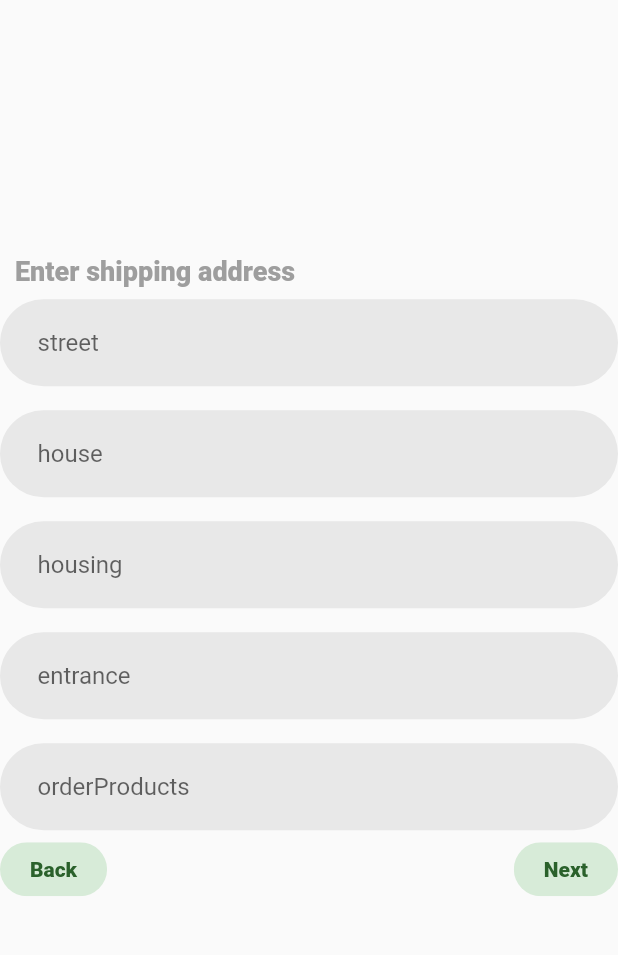
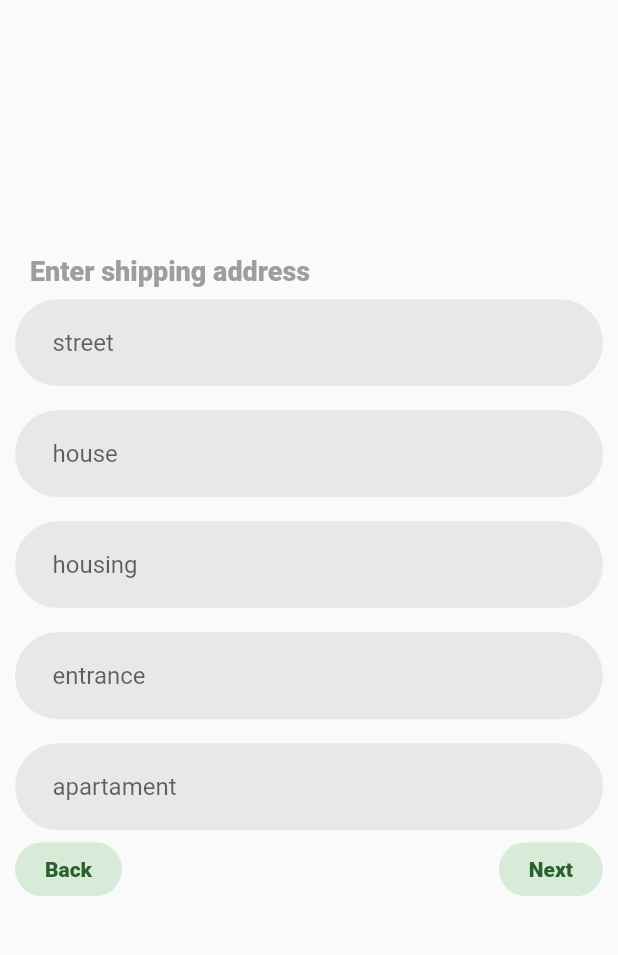
Before and after one commit to LUF-FY/delikat_h_c_mobile, a Flutter app: the OrderScreen screen opened by its route, swiped to page 2, on a phone screen of 412 x 824 dp, the part 84-1039 px from its top. Run offline on Flutter 3.47's test engine with Material 2 defaults, Android fonts, the phone set to English and light mode, and no system bars; our stand-ins replace auto_size_text; network calls fail; statements that could not run were skipped.

Commit message:
Order Service Text Fields

```diff
--- a/lib/domain/entity/order_class.dart
+++ b/lib/domain/entity/order_class.dart
@@ -1,17 +1,29 @@
+// ignore_for_file: public_member_api_docs, sort_constructors_first
 import 'package:delikat_h_c_mobile/domain/entity/order_product.dart';
 
 class Order {
-  final String firstName;
-  final String lastName;
-  final String phoneNumber;
-  final String street;
-  final int house;
-  final int housing;
-  final int entrance;
-  final int apartament;
-  final List<OrderProduct> orderProducts;
+  String? email;
+  String? firstName;
+  String? lastName;
+  String? phoneNumber;
+  String? street;
+  int? house;
+  int? housing;
+  int? entrance;
+  int? apartament;
+  List<OrderProduct>? orderProducts;
 
-  Order({
+  Order();
+
+  Order.personalInfo({
+    required this.email,
+    required this.firstName,
+    required this.lastName,
+    required this.phoneNumber,
+  });
+
+  Order.allInfo({
+    required this.email,
     required this.firstName,
     required this.lastName,
     required this.phoneNumber,
@@ -23,7 +35,25 @@ class Order {
     required this.orderProducts,
   });
 
-  static Order fromJson(Map<String, dynamic> json) => Order(
+  void setPersonalInfo(
+      String email, String firstName, String lastName, String phoneNumber) {
+    this.email = email;
+    this.firstName = firstName;
+    this.lastName = lastName;
+    this.phoneNumber = phoneNumber;
+  }
+
+  void setAddressInfo(
+      String street, int house, int housing, int entrance, int apartament) {
+    this.street = street;
+    this.house = house;
+    this.housing = housing;
+    this.entrance = entrance;
+    this.apartament = apartament;
+  }
+
+  static Order fromJson(Map<String, dynamic> json) => Order.allInfo(
+        email: json['email'] as String,
         firstName: json['first_name'] as String,
         lastName: json['last_name'] as String,
         phoneNumber: json['phone_number'] as String,
--- /dev/null
+++ b/lib/domain/services/order_service.dart
@@ -0,0 +1,19 @@
+import 'package:delikat_h_c_mobile/domain/entity/order_class.dart';
+import 'package:flutter/material.dart';
+
+class OrderService extends ChangeNotifier {
+  Order order = Order();
+
+  void setPersonalInfo(
+      String email, String firstName, String lastName, String phoneNumber) {
+    order.setPersonalInfo(email, firstName, lastName, phoneNumber);
+  }
+
+  //
+  // ПРверить на правильность конвертации
+  //
+  void setAddressInfo(
+      String street, String house, String housing, String entrance, String apartament) {
+    order.setAddressInfo(street, int.parse(house), int.parse(housing), int.parse(entrance), int.parse(apartament));
+  }
+}
--- a/lib/main.dart
+++ b/lib/main.dart
@@ -1,4 +1,5 @@
 import 'package:delikat_h_c_mobile/domain/services/order_page_selection_service.dart';
+import 'package:delikat_h_c_mobile/domain/services/order_service.dart';
 import 'package:delikat_h_c_mobile/domain/services/page_selection_service.dart';
 import 'package:delikat_h_c_mobile/domain/services/products_service.dart';
 import 'package:delikat_h_c_mobile/domain/services/shopping_cart_service.dart';
@@ -25,6 +26,7 @@ class MainApp extends StatelessWidget {
         ChangeNotifierProvider(create: (_) => ProductService()),
         ChangeNotifierProvider(create: (_) => ShoppingCartService()),
         ChangeNotifierProvider(create: (_) => OrderPageSelectionService()),
+        ChangeNotifierProvider(create: (_) => OrderService()),
       ],
       child: MaterialApp(
         debugShowCheckedModeBanner: false,
--- a/lib/ui/widgets/screens/order_screen.dart
+++ b/lib/ui/widgets/screens/order_screen.dart
@@ -1,4 +1,5 @@
 import 'package:delikat_h_c_mobile/domain/services/order_page_selection_service.dart';
+import 'package:delikat_h_c_mobile/domain/services/order_service.dart';
 import 'package:delikat_h_c_mobile/ui/widgets/icon_text_button.dart';
 import 'package:delikat_h_c_mobile/ui/widgets/utils.dart';
 import 'package:flutter/material.dart';
@@ -39,9 +40,10 @@ class _OrderScreenState extends State<OrderScreen> {
                   onPageChanged: (index) => pss.setPageIndex(index),
                   controller: pss.pageController,
                   children: [
-                    PersonalInfoPage(),
-                    AddressInfoPage(),
+                    const PersonalInfoPage(),
+                    const AddressInfoPage(),
                   ],
+                  physics: const NeverScrollableScrollPhysics(),
                 );
               },
             ),
@@ -62,37 +64,89 @@ class PersonalInfoPage extends StatelessWidget {
 
   @override
   Widget build(BuildContext context) {
-    return Container(
+    var _controlleerEmail = TextEditingController();
+    var _controlleerFirstName = TextEditingController();
+    var _controlleerLastName = TextEditingController();
+    var _controlleerPhoneNumber = TextEditingController();
+
+    return Padding(
+      padding: const EdgeInsets.symmetric(horizontal: 10),
       child: Center(
+        child: SingleChildScrollView(
           child: Column(
             mainAxisAlignment: MainAxisAlignment.center,
             crossAxisAlignment: CrossAxisAlignment.stretch,
             children: [
-            Padding(
-              padding: const EdgeInsets.symmetric(horizontal: 10),
-              child: const Text("Enter personal information",
+              const Padding(
+                padding: EdgeInsets.symmetric(horizontal: 10),
+                child: Text("Enter personal information",
                     style: TextStyle(color: Colors.grey, fontSize: 18)),
               ),
-            OrderTextField(placeholder: "Email"),
-            OrderTextField(placeholder: "Firstname"),
-            OrderTextField(placeholder: "Lastname"),
-            OrderTextField(placeholder: "Phone number"),
+              OrderTextField(
+                placeholder: "Email",
+                controller: _controlleerEmail,
+              ),
+              OrderTextField(
+                placeholder: "Имя",
+                controller: _controlleerFirstName,
+              ),
+              OrderTextField(
+                placeholder: "Фамилия",
+                controller: _controlleerLastName,
+              ),
+              OrderTextField(
+                placeholder: "Номер телефона",
+                controller: _controlleerPhoneNumber,
+              ),
               Align(
                 alignment: Alignment.bottomCenter,
                 child: Row(
                   mainAxisAlignment: MainAxisAlignment.spaceBetween,
                   children: [
-                  SizedBox(),
+                    const SizedBox(),
                     IconTextButton(
                         disable: false,
                         text: "Next",
-                      onTap: () => context
+                        onTap: () {
+                          var email = _controlleerEmail.text;
+                          var firstName = _controlleerFirstName.text;
+                          var lastName = _controlleerLastName.text;
+                          var phoneNumber = _controlleerPhoneNumber.text;
+
+                          if (email.isEmpty) {
+                            ScaffoldMessenger.of(context)
+                                .showSnackBar(const SnackBar(
+                              content: Text('Заполните поле Email'),
+                            ));
+                          } else if (firstName.isEmpty) {
+                            ScaffoldMessenger.of(context)
+                                .showSnackBar(const SnackBar(
+                              content: Text('Заполните поле Имя'),
+                            ));
+                          } else if (lastName.isEmpty) {
+                            ScaffoldMessenger.of(context)
+                                .showSnackBar(const SnackBar(
+                              content: Text('Заполните поле Фамилия'),
+                            ));
+                          } else if (phoneNumber.isEmpty) {
+                            ScaffoldMessenger.of(context)
+                                .showSnackBar(const SnackBar(
+                              content: Text('Заполните поле Номер телефона'),
+                            ));
+                          } else {
+                            context.read<OrderService>().setPersonalInfo(
+                                email, firstName, lastName, phoneNumber);
+
+                            context
                                 .read<OrderPageSelectionService>()
-                          .setPageIndex(1)),
+                                .setPageIndex(1);
+                          }
+                        }),
                   ],
                 ),
               ),
             ],
+          ),
         ),
       ),
     );
@@ -104,22 +158,45 @@ class AddressInfoPage extends StatelessWidget {
 
   @override
   Widget build(BuildContext context) {
-    return Container(
+    var _controlleerStreet = TextEditingController();
+    var _controlleerHouse = TextEditingController();
+    var _controlleerHousing = TextEditingController();
+    var _controlleerEntrance = TextEditingController();
+    var _controlleerApartament = TextEditingController();
+
+    return Padding(
+      padding: const EdgeInsets.symmetric(horizontal: 10),
       child: Center(
+        child: SingleChildScrollView(
           child: Column(
             mainAxisAlignment: MainAxisAlignment.center,
             crossAxisAlignment: CrossAxisAlignment.stretch,
             children: [
-            Padding(
-              padding: const EdgeInsets.symmetric(horizontal: 10),
-              child: const Text("Enter shipping address",
+              const Padding(
+                padding: EdgeInsets.symmetric(horizontal: 10),
+                child: Text("Enter shipping address",
                     style: TextStyle(color: Colors.grey, fontSize: 18)),
               ),
-            OrderTextField(placeholder: "street"),
-            OrderTextField(placeholder: "house"),
-            OrderTextField(placeholder: "housing"),
-            OrderTextField(placeholder: "entrance"),
-            OrderTextField(placeholder: "orderProducts"),
+              OrderTextField(
+                placeholder: "street",
+                controller: _controlleerStreet,
+              ),
+              OrderTextField(
+                placeholder: "house",
+                controller: _controlleerHouse,
+              ),
+              OrderTextField(
+                placeholder: "housing",
+                controller: _controlleerHousing,
+              ),
+              OrderTextField(
+                placeholder: "entrance",
+                controller: _controlleerEntrance,
+              ),
+              OrderTextField(
+                placeholder: "apartament",
+                controller: _controlleerApartament,
+              ),
               Align(
                 alignment: Alignment.bottomCenter,
                 child: Row(
@@ -134,13 +211,56 @@ class AddressInfoPage extends StatelessWidget {
                     IconTextButton(
                         disable: false,
                         text: "Next",
-                      onTap: () => context
+                        onTap: () {
+                          var street = _controlleerStreet.text;
+                          var house = _controlleerHouse.text;
+                          var housing = _controlleerHousing.text;
+                          var entrance = _controlleerEntrance.text;
+                          var apartament = _controlleerApartament.text;
+
+                          if (street.isEmpty) {
+                            ScaffoldMessenger.of(context)
+                                .showSnackBar(const SnackBar(
+                              content: Text('Заполните поле Улица'),
+                            ));
+                          } else if (house.isEmpty) {
+                            ScaffoldMessenger.of(context)
+                                .showSnackBar(const SnackBar(
+                              content: Text('Заполните поле Номер дома'),
+                            ));
+                          } else if (housing.isEmpty) {
+                            ScaffoldMessenger.of(context)
+                                .showSnackBar(const SnackBar(
+                              content: Text('Заполните поле Корпус'),
+                            ));
+                          } else if (entrance.isEmpty) {
+                            ScaffoldMessenger.of(context)
+                                .showSnackBar(const SnackBar(
+                              content: Text('Заполните поле Номер Подезда'),
+                            ));
+                          } else if (apartament.isEmpty) {
+                            ScaffoldMessenger.of(context)
+                                .showSnackBar(const SnackBar(
+                              content: Text('Заполните поле Номер квартиры'),
+                            ));
+                          } else {
+                            context.read<OrderService>().setAddressInfo(
+                                  street,
+                                  house,
+                                  housing,
+                                  entrance,
+                                  apartament,
+                                );
+                          }
+                          context
                               .read<OrderPageSelectionService>()
-                          .setPageIndex(1)),
+                              .setPageIndex(1);
+                        }),
                   ],
                 ),
               ),
             ],
+          ),
         ),
       ),
     );
@@ -148,9 +268,12 @@ class AddressInfoPage extends StatelessWidget {
 }
 
 class OrderTextField extends StatelessWidget {
-  OrderTextField({Key? key, required this.placeholder}) : super(key: key);
+  OrderTextField(
+      {Key? key, required this.placeholder, required this.controller})
+      : super(key: key);
 
   String placeholder;
+  TextEditingController controller;
 
   @override
   Widget build(BuildContext context) {
@@ -170,11 +293,11 @@ class OrderTextField extends StatelessWidget {
                 enabledBorder: InputBorder.none,
                 errorBorder: InputBorder.none,
                 disabledBorder: InputBorder.none,
-                contentPadding:
-                    EdgeInsets.only(left: 20, bottom: 11, top: 11, right: 15),
+                contentPadding: const EdgeInsets.only(
+                    left: 20, bottom: 11, top: 11, right: 15),
                 hintText: placeholder),
             style: const TextStyle(fontSize: 16),
-            //controller: usernameController,
+            controller: controller,
           )),
     );
   }
```
Lines whose indentation alone changed are shown as unchanged.
